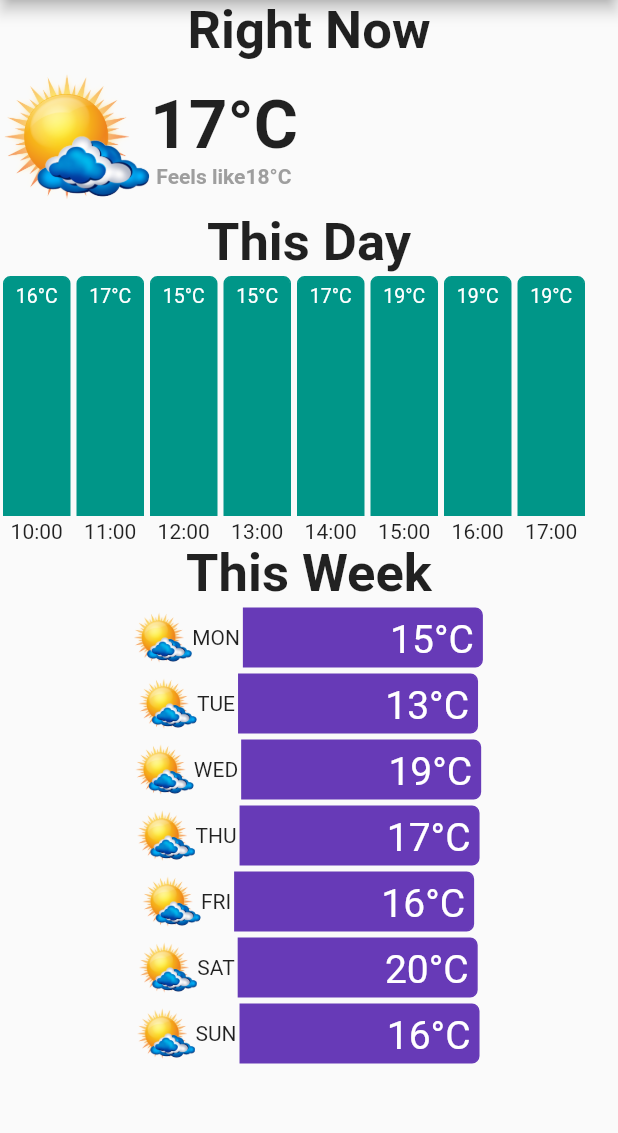
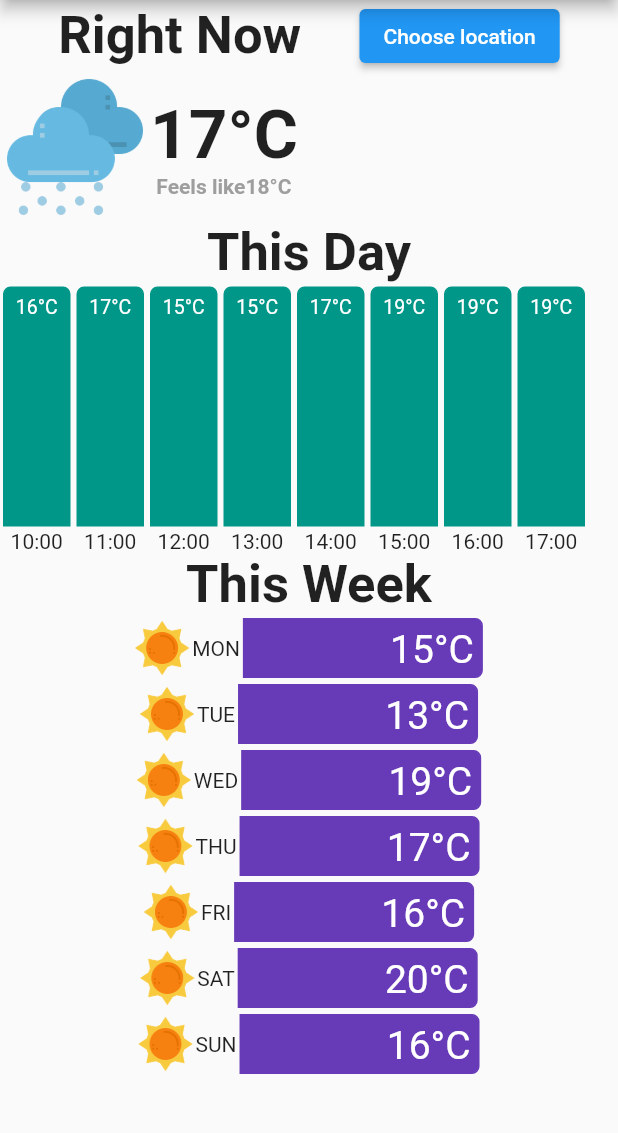
Before and after one commit to polyKozi/Weather_app, a Flutter app: the screen it shows after launch, on a phone screen of 412 x 824 dp, the part 84-1217 px from its top. Run offline on Flutter 3.47's test engine with Material 2 defaults, Android fonts, the phone set to English and light mode, and no system bars; Roboto replaces fonts that are missing (Times New Roman).

Commit message:
added navigation button, added icons

```diff
--- a/lib/main.dart
+++ b/lib/main.dart
@@ -1,15 +1,21 @@
 import 'package:flutter/material.dart';
 import 'package:flutter/rendering.dart';
 
-void main() => runApp(const MyApp());
+void main() {
+  runApp(const MaterialApp(
+    title: 'Weather forecast',
+    home: HomePage(),
+  ));
+}
 
-class MyApp extends StatelessWidget {
-  const MyApp({Key? key}) : super(key: key);
+class HomePage extends StatelessWidget {
+  const HomePage({super.key});
+  //const HomePage({Key? key}) : super(key: key);
 
   Widget _weatherRightNow(int degree, int feelsLikeDegree) => Row(
         children: [
           Image.asset(
-            'assets/images/meteotrend_sun_and_cloud2.png',
+            'assets/images/snow.png',
             height: 100,
             width: 100,
           ),
@@ -66,7 +72,7 @@ class MyApp extends StatelessWidget {
   Widget _weatherWeek(String weekday, int degree) => Row(
         children: [
           Image.asset(
-            'assets/images/meteotrend_sun_and_cloud2.png',
+            'assets/images/sun.png',
             height: 40,
             width: 40,
           ),
@@ -99,16 +105,16 @@ class MyApp extends StatelessWidget {
 
   @override
   Widget build(BuildContext context) {
-    return MaterialApp(
-        home: Scaffold(
+        return Scaffold(
       appBar: AppBar(
         title: const Text('Weather forecast'),
       ),
       body: Container(
           alignment: Alignment.topLeft,
-              //width: 200,
-              //height: 200,
           child: Column(
+            children: [
+              Row(
+                mainAxisAlignment: MainAxisAlignment.spaceEvenly,
                   children: [
                 Text(
                   'Right Now',
@@ -118,6 +124,16 @@ class MyApp extends StatelessWidget {
                       fontFamily: 'Times New Roman'),
                   textAlign: TextAlign.left,
                 ),
+                ElevatedButton(
+                    child: Text('Choose location'),
+                    //Image.asset('assets/images/location.png'),
+                    onPressed: () {
+                      Navigator.push(
+                          context,
+                          MaterialPageRoute(
+                              builder: (context) => const LocationPage()));
+                    }),
+              ]),
                _weatherRightNow(17, 18),
               Column(children: [
                 Text(
@@ -167,6 +183,61 @@ class MyApp extends StatelessWidget {
               ]),
             ],
           )),
-        ));
+    );
   }
 }
+
+class LocationPage extends StatelessWidget {
+  const LocationPage({super.key});
+
+  Widget _location(String city) => Container(
+    alignment: Alignment.centerLeft,
+    height: 50,
+    decoration: BoxDecoration(
+      color: Colors.white,
+      border: Border.all(width: 1, color: Colors.grey),
+    ),
+    padding: EdgeInsets.all(5.0),
+    child: Text(city, style: TextStyle(
+        fontSize: 26,
+        fontFamily: 'Times New Roman'),),
+  );
+
+  @override
+  Widget build(BuildContext context) {
+    return Scaffold(
+      appBar: AppBar(
+        title: const Text('Choose location'),
+      ),
+        body: ListView(
+          padding: const EdgeInsets.all(8),
+          children: <Widget>[
+            _location('Omsk'),
+            _location('Tumen'),
+            _location('Kurgan'),
+            _location('Omsk'),
+            _location('Tumen'),
+            _location('Kurgan'),
+            _location('Omsk'),
+            _location('Tumen'),
+            _location('Kurgan'),
+            _location('Omsk'),
+            _location('Tumen'),
+            _location('Kurgan'),
+            _location('Omsk'),
+            _location('Tumen'),
+            _location('Kurgan'),
+            _location('Omsk'),
+            _location('Tumen'),
+            _location('Kurgan'),
+            _location('Omsk'),
+            _location('Tumen'),
+            _location('Kurgan'),
+            _location('Omsk'),
+            _location('Tumen'),
+            _location('Kurgan'),
+          ],
+        )
+    );
+  }
+}
```
Also changed, not shown: assets/images/cloud.png (added), assets/images/cloud_and_sun.png (added), assets/images/location.png (added), assets/images/rain.png (added), assets/images/snow.png (added), assets/images/sun.png (added). Lines whose indentation alone changed are shown as unchanged.
